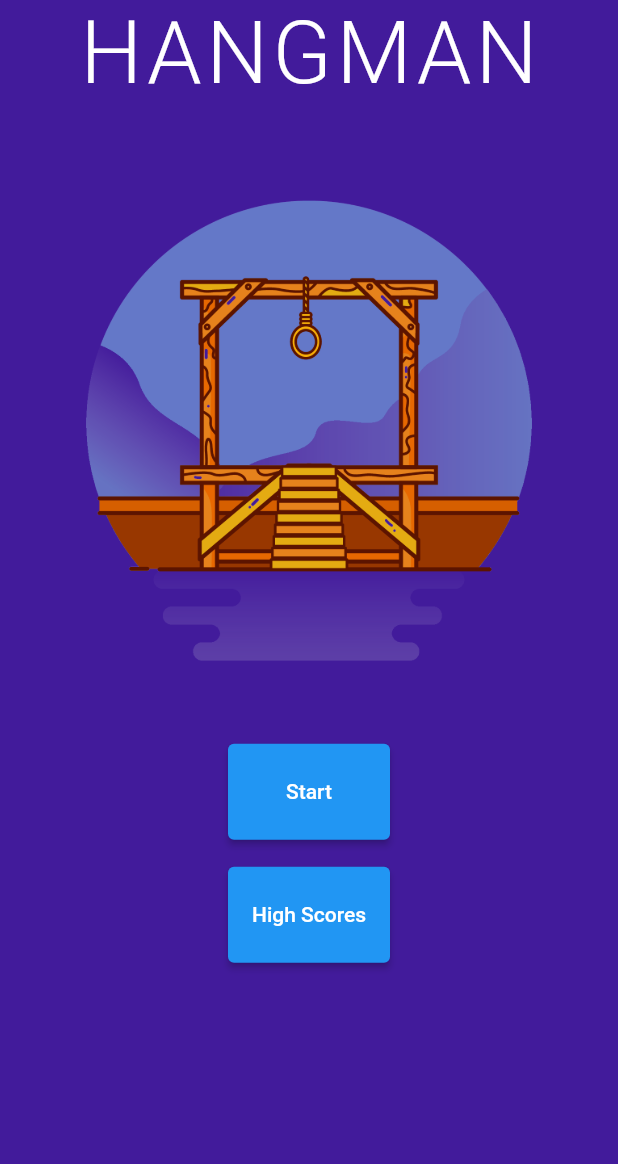
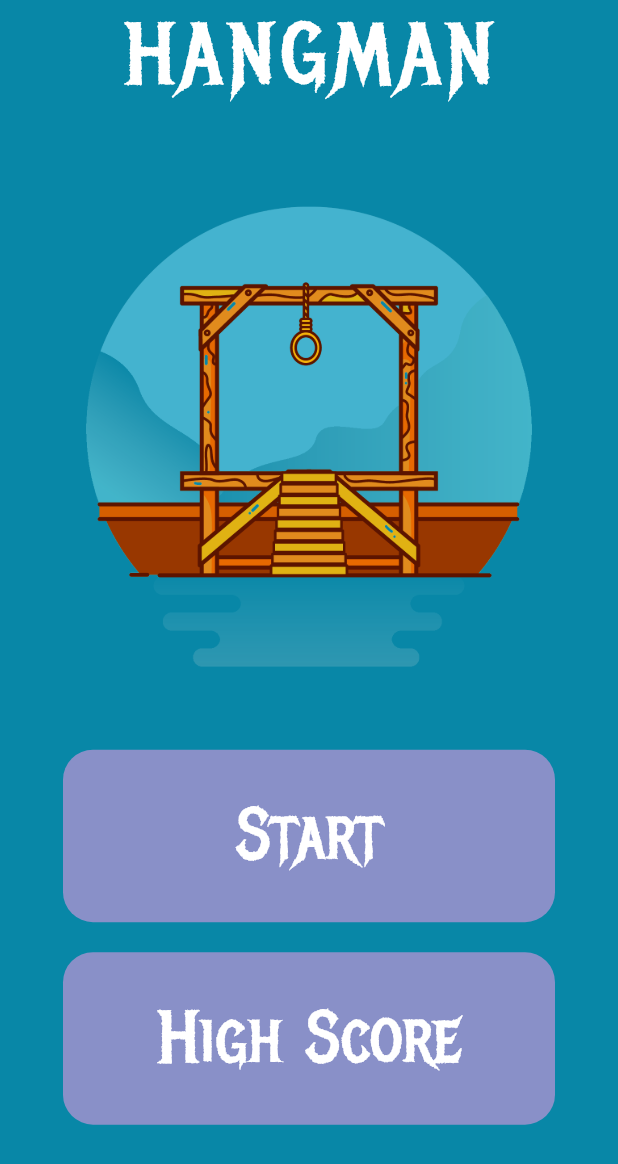
Before and after one commit to battulgau/hangman_app, a Flutter app: the screen it shows after launch, on a phone screen of 412 x 824 dp. Shown: the top 1164 px of the screen. Run offline on Flutter 3.47's test engine with Material 2 defaults, Android fonts, the phone set to English and light mode, and no system bars; our stand-ins replace date_format, flutter_spinkit, material_design_icons_flutter, rflutter_alert, sqflite; accounts and stored records are empty.

Commit message:
home_screen

```diff
--- a/lib/main.dart
+++ b/lib/main.dart
@@ -8,6 +8,7 @@ void main() {
   return runApp(MyApp());
 }
 
+
 class MyApp extends StatelessWidget {
   @override
   Widget build(BuildContext context) {
@@ -17,6 +18,7 @@ class MyApp extends StatelessWidget {
       DeviceOrientation.portraitDown,
     ]);
     return MaterialApp(
+      debugShowCheckedModeBanner: false,
       theme: ThemeData.dark().copyWith(
         tooltipTheme: TooltipThemeData(
           decoration: BoxDecoration(
@@ -30,8 +32,8 @@ class MyApp extends StatelessWidget {
             color: Colors.white,
           ),
         ),
-        scaffoldBackgroundColor: Color(0xFF421b9b),
-        textTheme: Theme.of(context).textTheme.apply(fontFamily: 'PatrickHand'),
+        scaffoldBackgroundColor: Color.fromARGB(255, 8, 135, 167),
+        textTheme: Theme.of(context).textTheme.apply(fontFamily: 'Metal'),
       ),
       initialRoute: 'homePage',
       routes: {
--- a/lib/screens/game_screen.dart
+++ b/lib/screens/game_screen.dart
@@ -22,7 +22,7 @@ class GameScreen extends StatefulWidget {
 
 class _GameScreenState extends State<GameScreen> {
   final database = score_database.openDB();
-  int lives = 5;
+  int lives = 3;
   Alphabet englishAlphabet = Alphabet();
   late String word;
   late String hiddenWord;
@@ -39,7 +39,7 @@ class _GameScreenState extends State<GameScreen> {
     setState(() {
       widget.hangmanObject.resetWords();
       englishAlphabet = Alphabet();
-      lives = 5;
+      lives = 3;
       wordCount = 0;
       finishedGame = false;
       resetGame = false;
@@ -265,7 +265,7 @@ class _GameScreenState extends State<GameScreen> {
                                         highlightColor: Colors.transparent,
                                         splashColor: Colors.transparent,
                                         iconSize: 39,
-                                        icon: Icon(MdiIcons.heart),
+                                        icon: Icon(MdiIcons.water),
                                         onPressed: () {},
                                       ),
                                     ),
--- a/lib/screens/home_screen.dart
+++ b/lib/screens/home_screen.dart
@@ -52,11 +52,15 @@ class _HomeScreenState extends State<HomeScreen> {
                 crossAxisAlignment: CrossAxisAlignment.stretch,
                 children: <Widget>[
                   Container(
-//                    width: 155,
-                    height: 64,
-                    child: ElevatedButton(
-                      child: Text("Start"),
-                      onPressed:() {
+                    width: 328,
+                    decoration: BoxDecoration(
+                        color: Color(0xff8990C8),
+                        borderRadius: BorderRadius.all(Radius.circular(20))),
+                    child: Center(
+                      child: Padding(
+                        padding: const EdgeInsets.symmetric(vertical: 20),
+                        child: TextButton(
+                          onPressed: () {
                             Navigator.push(
                               context,
                               MaterialPageRoute(
@@ -65,26 +69,50 @@ class _HomeScreenState extends State<HomeScreen> {
                                 ),
                               ),
                             );
-
                           },
+                          child: Text(
+                            'Start',
+                            style: TextStyle(
+                              fontFamily: 'Metal',
+                              fontSize: 48,
+                              color: Colors.white,
+                              decoration: TextDecoration.none,
+                            ),
+                          ),
+                        ),
+                      ),
                     ),
                   ),
                   SizedBox(
-                    height: 18.0,
+                    height: 20,
                   ),
                   Container(
-//                    width: 155,
-                    height: 64,
-                   child: ElevatedButton(
-                      child: Text('High Scores'),
+                    width: 328,
+                    decoration: BoxDecoration(
+                        color: Color(0xff8990C8),
+                        borderRadius: BorderRadius.all(Radius.circular(20))),
+                    child: Center(
+                      child: Padding(
+                        padding: const EdgeInsets.symmetric(vertical: 20),
+                        child: TextButton(
                           onPressed: () {
                             Navigator.push(
                                 context,
                                 MaterialPageRoute(
                                   builder: (context) => LoadingScreen(),
+                                ));
+                          },
+                          child: Text(
+                            'High Score',
+                            style: TextStyle(
+                              fontFamily: 'Metal',
+                              fontSize: 48,
+                              color: Colors.white,
+                              decoration: TextDecoration.none,
                             ),
-                        );
-                      },
+                          ),
+                        ),
+                      ),
                     ),
                   ),
                 ],
--- a/lib/screens/score_screen.dart
+++ b/lib/screens/score_screen.dart
@@ -155,7 +155,7 @@ class ScoreScreen extends StatelessWidget {
                             'High Scores',
                             style: TextStyle(
                               color: Colors.white,
-                              fontSize: 45.0,
+                              fontSize: 55.0,
                               fontWeight: FontWeight.w300,
                             ),
                           ),
--- a/lib/utilities/constants.dart
+++ b/lib/utilities/constants.dart
@@ -38,7 +38,7 @@ var kSuccessAlertStyle = AlertStyle(
   isCloseButton: false,
   isOverlayTapDismiss: false,
   animationDuration: Duration(milliseconds: 500),
-  backgroundColor: Color(0xFF2C1E68),
+  backgroundColor: Color.fromARGB(255, 0, 118, 164),
   alertBorder: RoundedRectangleBorder(
     borderRadius: BorderRadius.circular(10.0),
   ),
```
Also changed, not shown: pubspec.yaml (+18 -6 lines), res/hangman_words.txt (+14 -0 lines), asset/fonts/MetalMania-Regular.ttf (added), asset/unnamed.png (added), fonts/FiraMono-Bold.ttf (added), fonts/FiraMono-Medium.ttf (added), fonts/FiraMono-Regular.ttf (added), fonts/PatrickHand-Regular.ttf (added). Lines whose indentation alone changed are shown as unchanged.
